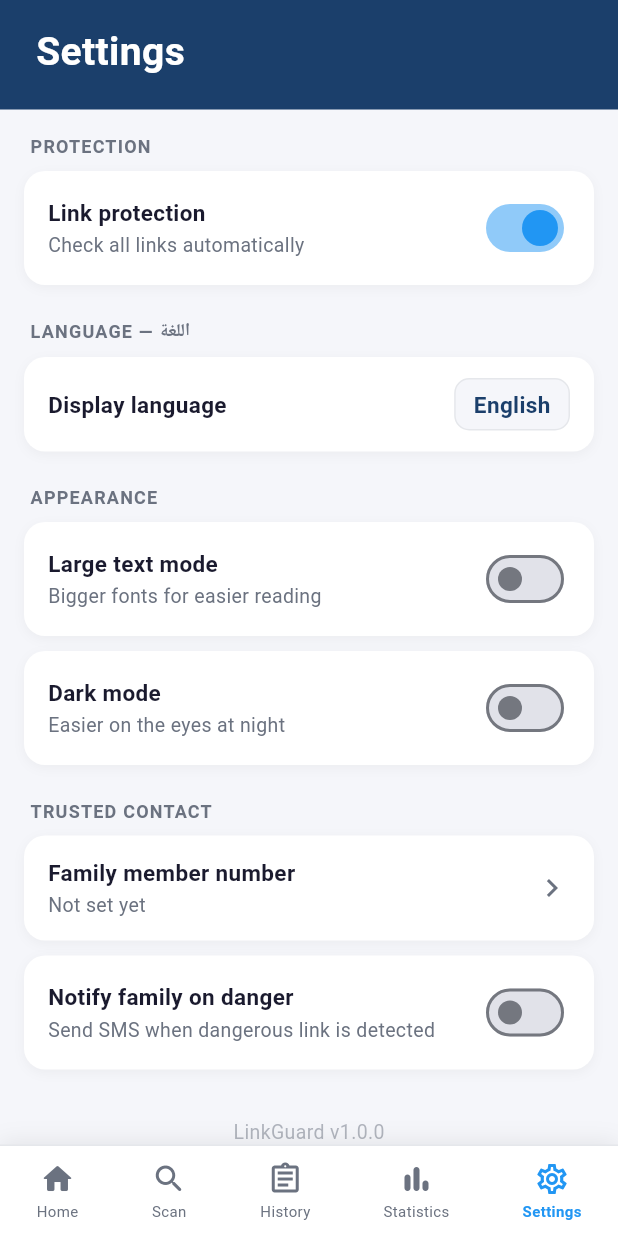
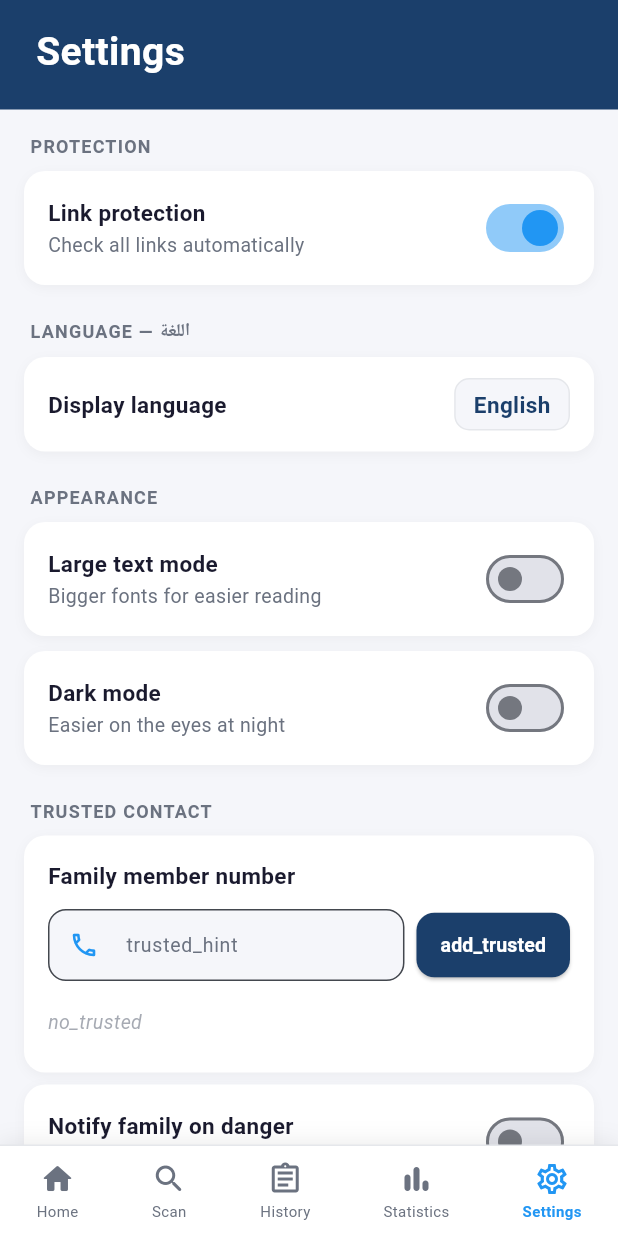
Before and after one commit to zaeyyn/Graduation-Project-APP, a Flutter app: the SettingsScreen screen opened by its route, on a phone screen of 412 x 824 dp. Run offline on Flutter 3.47's test engine with Material 3 defaults, Android fonts, the phone set to English and light mode, and no system bars; our stand-ins replace fl_chart, shared_preferences; accounts and stored records are empty; statements that could not run were skipped.

Commit message:
settings_screen.dart

```diff
--- a/lib/screens/settings_screen.dart
+++ b/lib/screens/settings_screen.dart
@@ -1,11 +1,10 @@
 import 'package:flutter/material.dart';
-import 'package:flutter/services.dart';
 import 'package:provider/provider.dart';
-import 'package:shared_preferences/shared_preferences.dart';
 import '../utils/app_texts.dart';
 import '../utils/app_theme.dart';
 import '../widgets/app_locale.dart';
 import '../widgets/bottom_nav.dart';
+import '../services/trusted_contacts_service.dart';
 
 class SettingsScreen extends StatefulWidget {
   const SettingsScreen({super.key});
@@ -15,172 +14,7 @@ class SettingsScreen extends StatefulWidget {
 }
 
 class _SettingsScreenState extends State<SettingsScreen> {
-  final TextEditingController _phoneController = TextEditingController();
-  String _savedPhone = '';
   bool _protectionActive = true;
-
-  @override
-  void initState() {
-    super.initState();
-    _loadPhone();
-  }
-
-  Future<void> _loadPhone() async {
-    final prefs = await SharedPreferences.getInstance();
-    final phone = prefs.getString('family_phone') ?? '';
-    setState(() {
-      _savedPhone = phone;
-      _phoneController.text = phone;
-    });
-  }
-
-  Future<void> _savePhone(String phone) async {
-    final prefs = await SharedPreferences.getInstance();
-    await prefs.setString('family_phone', phone);
-    setState(() => _savedPhone = phone);
-  }
-
-  void _showPhoneDialog(BuildContext context, AppLocale locale) {
-    final t = (String k) => AppTexts.get(k, locale.lang);
-    final isAr = locale.isArabic;
-    final isDark = locale.darkMode;
-
-    showDialog(
-      context: context,
-      builder: (ctx) => Directionality(
-        textDirection: isAr ? TextDirection.rtl : TextDirection.ltr,
-        child: AlertDialog(
-          backgroundColor:
-              isDark ? AppColors.darkCard : Colors.white,
-          shape: RoundedRectangleBorder(
-              borderRadius: BorderRadius.circular(20)),
-          title: Text(
-            t('family_number'),
-            style: TextStyle(
-              fontWeight: FontWeight.bold,
-              fontSize: locale.titleSize,
-              color: isDark
-                  ? AppColors.darkTextPrimary
-                  : AppColors.textPrimary,
-            ),
-          ),
-          content: Column(
-            mainAxisSize: MainAxisSize.min,
-            children: [
-              Text(
-                isAr
-                    ? 'أدخل رقم هاتف أحد أفراد العائلة ليتلقى إشعاراً عند اكتشاف رابط خطير'
-                    : 'Enter a family member\'s phone number to notify them when a dangerous link is detected.',
-                style: TextStyle(
-                  color: isDark
-                      ? AppColors.darkTextSecondary
-                      : AppColors.textSecondary,
-                  fontSize: locale.subtitleSize,
-                ),
-              ),
-              const SizedBox(height: 16),
-              TextField(
-                controller: _phoneController,
-                keyboardType: TextInputType.phone,
-                inputFormatters: [
-                  FilteringTextInputFormatter.allow(
-                      RegExp(r'[0-9+]'))
-                ],
-                textDirection: TextDirection.ltr,
-                style: TextStyle(
-                  color: isDark
-                      ? AppColors.darkTextPrimary
-                      : AppColors.textPrimary,
-                  fontSize: locale.bodySize,
-                ),
-                decoration: InputDecoration(
-                  hintText: '+962 7X XXX XXXX',
-                  hintStyle: TextStyle(
-                    color: isDark
-                        ? AppColors.darkTextSecondary
-                        : AppColors.textSecondary,
-                  ),
-                  prefixIcon: const Icon(Icons.phone_outlined,
-                      color: AppColors.accent),
-                  filled: true,
-                  fillColor: isDark
-                      ? AppColors.darkBg
-                      : AppColors.background,
-                  border: OutlineInputBorder(
-                    borderRadius: BorderRadius.circular(12),
-                    borderSide: BorderSide(
-                        color: isDark
-                            ? AppColors.darkDivider
-                            : AppColors.divider),
-                  ),
-                  focusedBorder: OutlineInputBorder(
-                    borderRadius: BorderRadius.circular(12),
-                    borderSide: const BorderSide(
-                        color: AppColors.accent, width: 2),
-                  ),
-                ),
-              ),
-            ],
-          ),
-          actions: [
-            TextButton(
-              onPressed: () => Navigator.pop(ctx),
-              child: Text(
-                t('cancel'),
-                style: TextStyle(
-                  color: isDark
-                      ? AppColors.darkTextSecondary
-                      : AppColors.textSecondary,
-                  fontSize: locale.bodySize,
-                ),
-              ),
-            ),
-            ElevatedButton(
-              onPressed: () {
-                _savePhone(_phoneController.text.trim());
-                Navigator.pop(ctx);
-                ScaffoldMessenger.of(context).showSnackBar(
-                  SnackBar(
-                    backgroundColor: AppColors.safe,
-                    behavior: SnackBarBehavior.floating,
-                    shape: RoundedRectangleBorder(
-                        borderRadius: BorderRadius.circular(12)),
-                    margin: const EdgeInsets.all(16),
-                    content: Text(
-                      t('saved'),
-                      style: TextStyle(
-                        color: Colors.white,
-                        fontWeight: FontWeight.bold,
-                        fontSize: locale.bodySize,
-                      ),
-                    ),
-                  ),
-                );
-              },
-              style: ElevatedButton.styleFrom(
-                backgroundColor: AppColors.primary,
-                shape: RoundedRectangleBorder(
-                    borderRadius: BorderRadius.circular(10)),
-              ),
-              child: Text(
-                t('save'),
-                style: TextStyle(
-                  color: Colors.white,
-                  fontSize: locale.bodySize,
-                ),
-              ),
-            ),
-          ],
-        ),
-      ),
-    );
-  }
-
-  @override
-  void dispose() {
-    _phoneController.dispose();
-    super.dispose();
-  }
 
   @override
   Widget build(BuildContext context) {
@@ -202,6 +36,7 @@ class _SettingsScreenState extends State<SettingsScreen> {
         backgroundColor: bgColor,
         body: Column(
           children: [
+            // ── Header ──
             Container(
               color: AppColors.primary,
               padding: EdgeInsets.only(
@@ -223,6 +58,7 @@ class _SettingsScreenState extends State<SettingsScreen> {
                 ),
               ),
             ),
+
             Expanded(
               child: ListView(
                 padding: const EdgeInsets.all(16),
@@ -321,24 +157,16 @@ class _SettingsScreenState extends State<SettingsScreen> {
 
                   const SizedBox(height: 20),
 
-                  // ── TRUSTED CONTACT ──
+                  // ── TRUSTED CONTACTS ──
                   _SectionLabel(
                       t('trusted_section'), textSecondary,
                       locale.subtitleSize),
-                  _SettingTile(
-                    title: t('family_number'),
-                    subtitle: _savedPhone.isEmpty
-                        ? t('not_set')
-                        : _savedPhone,
+                  _TrustedContactsWidget(
+                    locale: locale,
                     cardColor: cardColor,
                     textPrimary: textPrimary,
                     textSecondary: textSecondary,
-                    locale: locale,
-                    onTap: () => _showPhoneDialog(context, locale),
-                    trailing: const Icon(
-                      Icons.chevron_right,
-                      color: AppColors.textSecondary,
-                    ),
+                    isDark: isDark,
                   ),
                   const SizedBox(height: 8),
                   _SettingTile(
@@ -369,6 +197,7 @@ class _SettingsScreenState extends State<SettingsScreen> {
                 ],
               ),
             ),
+
             const BottomNav(currentIndex: 4),
           ],
         ),
@@ -377,6 +206,236 @@ class _SettingsScreenState extends State<SettingsScreen> {
   }
 }
 
+// ── Trusted Contacts Widget ──
+class _TrustedContactsWidget extends StatefulWidget {
+  final AppLocale locale;
+  final Color cardColor;
+  final Color textPrimary;
+  final Color textSecondary;
+  final bool isDark;
+
+  const _TrustedContactsWidget({
+    required this.locale,
+    required this.cardColor,
+    required this.textPrimary,
+    required this.textSecondary,
+    required this.isDark,
+  });
+
+  @override
+  State<_TrustedContactsWidget> createState() =>
+      _TrustedContactsWidgetState();
+}
+
+class _TrustedContactsWidgetState
+    extends State<_TrustedContactsWidget> {
+  List<String> _contacts = [];
+  final TextEditingController _ctrl = TextEditingController();
+
+  @override
+  void initState() {
+    super.initState();
+    _load();
+  }
+
+  Future<void> _load() async {
+    final list = await TrustedContactsService.getContacts();
+    if (mounted) setState(() => _contacts = list);
+  }
+
+  Future<void> _add() async {
+    final phone = _ctrl.text.trim();
+    if (phone.isEmpty) return;
+    await TrustedContactsService.addContact(phone);
+    _ctrl.clear();
+    await _load();
+  }
+
+  Future<void> _remove(String phone) async {
+    await TrustedContactsService.removeContact(phone);
+    await _load();
+  }
+
+  @override
+  void dispose() {
+    _ctrl.dispose();
+    super.dispose();
+  }
+
+  @override
+  Widget build(BuildContext context) {
+    final locale = widget.locale;
+    final t = (String k) => AppTexts.get(k, locale.lang);
+
+    return Container(
+      padding: const EdgeInsets.all(16),
+      decoration: BoxDecoration(
+        color: widget.cardColor,
+        borderRadius: BorderRadius.circular(14),
+        boxShadow: [
+          BoxShadow(
+            color: Colors.black.withOpacity(0.04),
+            blurRadius: 6,
+            offset: const Offset(0, 2),
+          ),
+        ],
+      ),
+      child: Column(
+        crossAxisAlignment: CrossAxisAlignment.start,
+        children: [
+          Text(
+            t('family_number'),
+            style: TextStyle(
+              fontWeight: FontWeight.w600,
+              fontSize: locale.bodySize,
+              color: widget.textPrimary,
+            ),
+          ),
+          const SizedBox(height: 12),
+
+          // Input row
+          Row(
+            children: [
+              Expanded(
+                child: TextField(
+                  controller: _ctrl,
+                  keyboardType: TextInputType.phone,
+                  textDirection: TextDirection.ltr,
+                  style: TextStyle(
+                    color: widget.textPrimary,
+                    fontSize: locale.bodySize,
+                  ),
+                  decoration: InputDecoration(
+                    hintText: t('trusted_hint'),
+                    hintStyle: TextStyle(
+                      color: widget.textSecondary,
+                      fontSize: locale.subtitleSize,
+                    ),
+                    prefixIcon: const Icon(
+                      Icons.phone_outlined,
+                      color: AppColors.accent,
+                      size: 20,
+                    ),
+                    filled: true,
+                    fillColor: widget.isDark
+                        ? AppColors.darkBg
+                        : AppColors.background,
+                    border: OutlineInputBorder(
+                      borderRadius: BorderRadius.circular(12),
+                      borderSide: BorderSide(
+                        color: widget.isDark
+                            ? AppColors.darkDivider
+                            : AppColors.divider,
+                      ),
+                    ),
+                    focusedBorder: OutlineInputBorder(
+                      borderRadius: BorderRadius.circular(12),
+                      borderSide: const BorderSide(
+                        color: AppColors.accent,
+                        width: 2,
+                      ),
+                    ),
+                    isDense: true,
+                    contentPadding: const EdgeInsets.symmetric(
+                      horizontal: 12,
+                      vertical: 10,
+                    ),
+                  ),
+                ),
+              ),
+              const SizedBox(width: 8),
+              ElevatedButton(
+                onPressed: _add,
+                style: ElevatedButton.styleFrom(
+                  backgroundColor: AppColors.primary,
+                  shape: RoundedRectangleBorder(
+                    borderRadius: BorderRadius.circular(12),
+                  ),
+                  padding: const EdgeInsets.symmetric(
+                    horizontal: 16,
+                    vertical: 12,
+                  ),
+                ),
+                child: Text(
+                  t('add_trusted'),
+                  style: TextStyle(
+                    color: Colors.white,
+                    fontSize: locale.subtitleSize,
+                    fontWeight: FontWeight.bold,
+                  ),
+                ),
+              ),
+            ],
+          ),
+
+          const SizedBox(height: 10),
+
+          // Contacts list
+          if (_contacts.isEmpty)
+            Padding(
+              padding: const EdgeInsets.symmetric(vertical: 8),
+              child: Text(
+                t('no_trusted'),
+                style: TextStyle(
+                  color: widget.textSecondary.withOpacity(0.6),
+                  fontSize: locale.subtitleSize,
+                  fontStyle: FontStyle.italic,
+                ),
+              ),
+            )
+          else
+            ..._contacts.map(
+              (phone) => Container(
+                margin: const EdgeInsets.only(bottom: 8),
+                padding: const EdgeInsets.symmetric(
+                  horizontal: 12,
+                  vertical: 10,
+                ),
+                decoration: BoxDecoration(
+                  color: AppColors.accent.withOpacity(0.07),
+                  borderRadius: BorderRadius.circular(10),
+                  border: Border.all(
+                    color: AppColors.accent.withOpacity(0.2),
+                  ),
+                ),
+                child: Row(
+                  children: [
+                    const Icon(
+                      Icons.person_outline,
+                      color: AppColors.accent,
+                      size: 18,
+                    ),
+                    const SizedBox(width: 8),
+                    Expanded(
+                      child: Text(
+                        phone,
+                        textDirection: TextDirection.ltr,
+                        style: TextStyle(
+                          color: widget.textPrimary,
+                          fontSize: locale.bodySize,
+                          fontWeight: FontWeight.w500,
+                        ),
+                      ),
+                    ),
+                    GestureDetector(
+                      onTap: () => _remove(phone),
+                      child: const Icon(
+                        Icons.close,
+                        color: AppColors.danger,
+                        size: 18,
+                      ),
+                    ),
+                  ],
+                ),
+              ),
+            ),
+        ],
+      ),
+    );
+  }
+}
+
+// ── Section Label ──
 class _SectionLabel extends StatelessWidget {
   final String label;
   final Color color;
@@ -400,6 +459,7 @@ class _SectionLabel extends StatelessWidget {
   }
 }
 
+// ── Setting Tile ──
 class _SettingTile extends StatelessWidget {
   final String title;
   final String subtitle;
```
